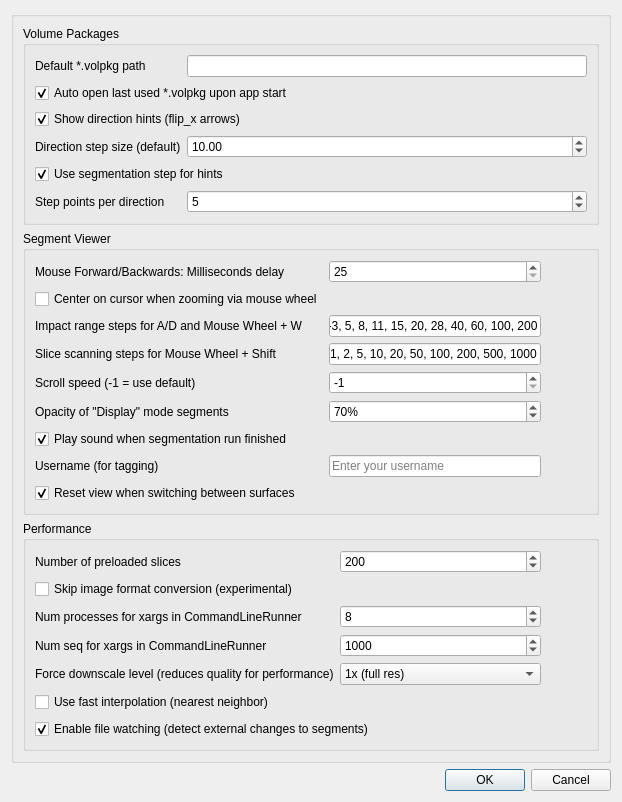
SuperOptimizer/villa, file volume-cartographer/apps/VC3D/VCSettings.ui: the form before one commit.
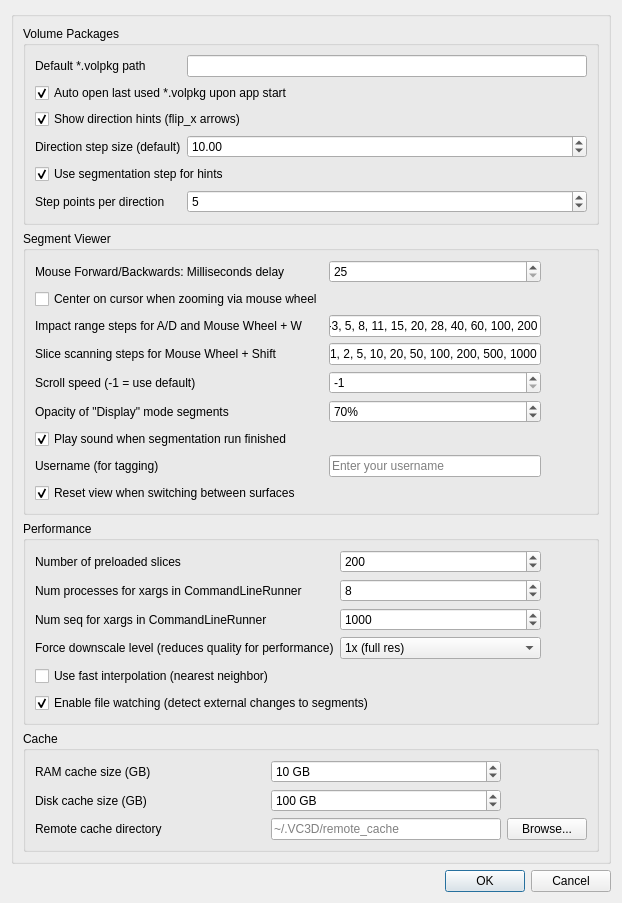
The form after the commit. Icons and pictures are not drawn.

Diff of the .ui file:
```diff
--- a/volume-cartographer/apps/VC3D/VCSettings.ui
+++ b/volume-cartographer/apps/VC3D/VCSettings.ui
@@ -357,13 +357,6 @@
            </property>
           </widget>
          </item>
-         <item row="1" column="0">
-          <widget class="QCheckBox" name="chkSkipImageFormatConvExp">
-           <property name="text">
-            <string>Skip image format conversion (experimental)</string>
-           </property>
-          </widget>
-         </item>
          <item row="2" column="0">
           <widget class="QLabel" name="labelParallelProcesses">
            <property name="text">
@@ -518,6 +511,126 @@
         </layout>
        </widget>
       </item>
+      <item row="3" column="0" colspan="2">
+       <widget class="QGroupBox" name="groupBox_5">
+        <property name="title">
+         <string>Cache</string>
+        </property>
+        <layout class="QGridLayout" name="gridLayout_5" columnstretch="1,1,0">
+         <item row="0" column="0">
+          <widget class="QLabel" name="labelRamCacheSize">
+           <property name="text">
+            <string>RAM cache size (GB)</string>
+           </property>
+          </widget>
+         </item>
+         <item row="0" column="1">
+          <widget class="QSpinBox" name="spinRamCacheSizeGB">
+           <property name="minimum">
+            <number>1</number>
+           </property>
+           <property name="maximum">
+            <number>512</number>
+           </property>
+           <property name="value">
+            <number>10</number>
+           </property>
+           <property name="suffix">
+            <string> GB</string>
+           </property>
+          </widget>
+         </item>
+         <item row="0" column="2">
+          <widget class="QPushButton" name="btnHelpRamCacheSize">
+           <property name="sizePolicy">
+            <sizepolicy hsizetype="Minimum" vsizetype="Minimum">
+             <horstretch>0</horstretch>
+             <verstretch>0</verstretch>
+            </sizepolicy>
+           </property>
+           <property name="toolTip">
+            <string>&lt;html&gt;&lt;head/&gt;&lt;body&gt;&lt;p&gt;Total RAM budget for the in-memory chunk cache (hot + warm tiers).&lt;/p&gt;&lt;p&gt;80% is used for decompressed chunks (hot), 20% for compressed chunks (warm).&lt;/p&gt;&lt;p&gt;Requires restart.&lt;/p&gt;&lt;/body&gt;&lt;/html&gt;</string>
+           </property>
+           <property name="text">
+            <string/>
+           </property>
+           <property name="icon">
+            <iconset theme="help-contents"/>
+           </property>
+           <property name="flat">
+            <bool>true</bool>
+           </property>
+          </widget>
+         </item>
+         <item row="1" column="0">
+          <widget class="QLabel" name="labelDiskCacheSize">
+           <property name="text">
+            <string>Disk cache size (GB)</string>
+           </property>
+          </widget>
+         </item>
+         <item row="1" column="1">
+          <widget class="QSpinBox" name="spinDiskCacheSizeGB">
+           <property name="minimum">
+            <number>1</number>
+           </property>
+           <property name="maximum">
+            <number>4096</number>
+           </property>
+           <property name="value">
+            <number>100</number>
+           </property>
+           <property name="suffix">
+            <string> GB</string>
+           </property>
+          </widget>
+         </item>
+         <item row="1" column="2">
+          <widget class="QPushButton" name="btnHelpDiskCacheSize">
+           <property name="sizePolicy">
+            <sizepolicy hsizetype="Minimum" vsizetype="Minimum">
+             <horstretch>0</horstretch>
+             <verstretch>0</verstretch>
+            </sizepolicy>
+           </property>
+           <property name="toolTip">
+            <string>&lt;html&gt;&lt;head/&gt;&lt;body&gt;&lt;p&gt;Maximum size of the on-disk chunk cache for remote volumes.&lt;/p&gt;&lt;p&gt;Chunks are evicted in LRU order when this limit is exceeded.&lt;/p&gt;&lt;p&gt;Requires restart.&lt;/p&gt;&lt;/body&gt;&lt;/html&gt;</string>
+           </property>
+           <property name="text">
+            <string/>
+           </property>
+           <property name="icon">
+            <iconset theme="help-contents"/>
+           </property>
+           <property name="flat">
+            <bool>true</bool>
+           </property>
+          </widget>
+         </item>
+         <item row="2" column="0">
+          <widget class="QLabel" name="labelRemoteCachePath">
+           <property name="text">
+            <string>Remote cache directory</string>
+           </property>
+          </widget>
+         </item>
+         <item row="2" column="1">
+          <widget class="QLineEdit" name="edtRemoteCachePath">
+           <property name="placeholderText">
+            <string>~/.VC3D/remote_cache</string>
+           </property>
+          </widget>
+         </item>
+         <item row="2" column="2">
+          <widget class="QPushButton" name="btnBrowseRemoteCachePath">
+           <property name="text">
+            <string>Browse...</string>
+           </property>
+          </widget>
+         </item>
+        </layout>
+       </widget>
+      </item>
 
      </layout>
     </widget>
```
